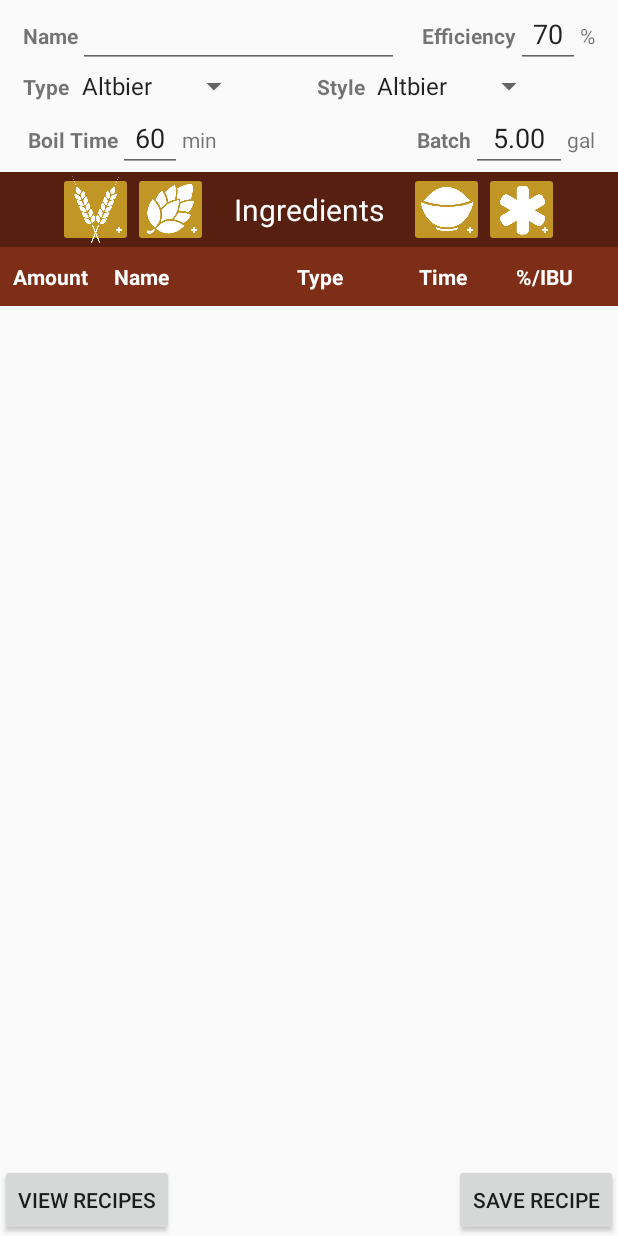
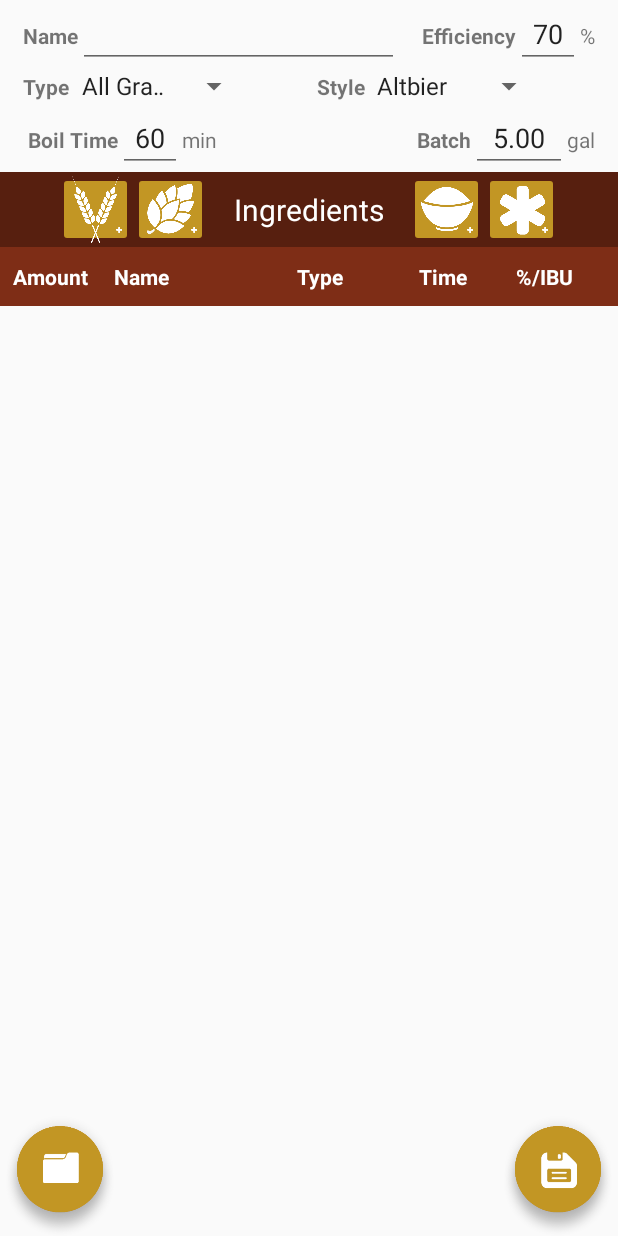
Before and after one commit to tgreen7/cmps121, an Android app: the Tab1Activity screen opened directly, with no data from a screen before it, on a phone screen of 412 x 824 dp. Run offline under Robolectric (Android 15) with nearby library versions, the light colour scheme and no system bars; libraries missing offline, so code that uses them is left out: com.github.johnpersano.supertoasts; 1 statement that could not run was skipped.

Commit message:
Merge branch 'master' of https://github.com/tgreen7/cmps121
# Conflicts:
#	app/src/main/java/com/example/cs121/final_project/Tab1Activity.java
#	app/src/main/res/layout/activity_main.xml
#	app/src/main/res/layout/activity_tab1.xml

```diff
--- a/app/src/main/java/com/example/cs121/final_project/Constant.java
+++ b/app/src/main/java/com/example/cs121/final_project/Constant.java
@@ -9,4 +9,5 @@
     public static final String THIRD_COLUMN = "Third";
     public static final String FOURTH_COLUMN = "Fourth";
     public static final String FIFTH_COLUMN = "Fifth";
+    public static final String Attenuation = "Attenu";
 }
--- a/app/src/main/java/com/example/cs121/final_project/Tab1Activity.java
+++ b/app/src/main/java/com/example/cs121/final_project/Tab1Activity.java
@@ -21,6 +21,7 @@
 import android.widget.ArrayAdapter;
 import android.widget.Button;
 import android.widget.EditText;
+import android.widget.ImageButton;
 import android.widget.RelativeLayout;
 import android.widget.Spinner;
 
@@ -81,31 +82,19 @@
     Boolean undo;
     EditText name, batch_size, efficiency, boil_time;
     Spinner type, style;
-    public static Button sendButton;
+    public static ImageButton sendButton;
 
     public void onCreate(Bundle savedInstanceState) {
         super.onCreate(savedInstanceState);
         setContentView(R.layout.activity_tab1);
 
-        sendButton = (Button) findViewById(R.id.sendButton);
+        sendButton = (ImageButton) findViewById(R.id.sendButton);
         efficiency = (EditText) findViewById(R.id.efficiency);
         boil_time = (EditText) findViewById(R.id.boil_time);
         batch_size = (EditText) findViewById(R.id.batch);
         name = (EditText) findViewById(R.id.recipeName);
         type = (Spinner) findViewById(R.id.spinner_types);
         style = (Spinner) findViewById(R.id.spinner_styles);
-
-        spinner = (Spinner) findViewById(R.id.spinner_types);
-        ArrayAdapter<CharSequence> spin_adapter = ArrayAdapter.createFromResource(this,
-                R.array.beer_types_array, android.R.layout.simple_spinner_item);
-        spin_adapter.setDropDownViewResource(android.R.layout.simple_spinner_dropdown_item);
-        spinner.setAdapter(spin_adapter);
-
-        spinner = (Spinner) findViewById(R.id.spinner_styles);
-        spin_adapter = ArrayAdapter.createFromResource(this,
-                R.array.beer_styles_array, android.R.layout.simple_spinner_item);
-        spin_adapter.setDropDownViewResource(android.R.layout.simple_spinner_dropdown_item);
-        spinner.setAdapter(spin_adapter);
 
         main_activity = this;
         undo = false;
@@ -120,31 +109,19 @@
                 repopulateList(values);
                 itemList = values;
             }
-        }
-        else {
+        } else {
             itemList = new ArrayList<Item>();
-        }
 
-        sendButton = (Button) findViewById(R.id.sendButton);
-
-        Spinner spinner = (Spinner) findViewById(R.id.spinner_types);
-// Create an ArrayAdapter using the string array and a default spinner layout
             ArrayAdapter<CharSequence> spin_adapter = ArrayAdapter.createFromResource(this,
                     R.array.beer_types_array, android.R.layout.simple_spinner_item);
-// Specify the layout to use when the list of choices appears
             spin_adapter.setDropDownViewResource(android.R.layout.simple_spinner_dropdown_item);
-// Apply the adapter to the spinner
-        spinner.setAdapter(spin_adapter);
+            type.setAdapter(spin_adapter);
 
 
-        spinner = (Spinner) findViewById(R.id.spinner_styles);
-// Create an ArrayAdapter using the string array and a default spinner layout
             spin_adapter = ArrayAdapter.createFromResource(this,
                     R.array.beer_styles_array, android.R.layout.simple_spinner_item);
-// Specify the layout to use when the list of choices appears
             spin_adapter.setDropDownViewResource(android.R.layout.simple_spinner_dropdown_item);
-// Apply the adapter to the spinner
-        spinner.setAdapter(spin_adapter);
+            style.setAdapter(spin_adapter);
 
             efficiency.setText("70");
             boil_time.setText("60");
@@ -153,6 +130,7 @@
             updateGravity();
 
             setListeners();
+        }
     }
 
     private void repopulateList(ArrayList<Item> values) {
--- a/app/src/main/res/layout/activity_tab1.xml
+++ b/app/src/main/res/layout/activity_tab1.xml
@@ -353,24 +353,30 @@
         android:layout_below="@+id/headers"
         android:dividerHeight="0dp"/>
 
-    <Button
-        style="?android:attr/buttonStyleSmall"
-        android:layout_width="wrap_content"
-        android:layout_height="wrap_content"
+    <ImageButton
+        android:layout_width="80dp"
+        android:layout_height="80dp"
         android:layout_alignParentBottom="true"
         android:layout_alignParentEnd="true"
         android:text="Save Recipe"
         android:id="@+id/sendButton"
-        android:onClick="saveText"/>
+        android:onClick="saveText"
+        android:src="@drawable/save"
+        android:background="@null"
+        android:scaleType="fitCenter" />
 
-    <Button
-        style="?android:attr/buttonStyleSmall"
-        android:layout_width="wrap_content"
-        android:layout_height="wrap_content"
+    <ImageButton
+        android:layout_width="80dp"
+        android:layout_height="80dp"
         android:layout_alignParentBottom="true"
         android:layout_alignParentStart="true"
         android:text="View Recipes"
-        android:onClick="launchRecipes"/>
+        android:src="@drawable/open"
+        android:background="@null"
+        android:onClick="launchRecipes"
+        android:scaleType="fitCenter"/>
+
+
 
 
 </RelativeLayout>
```
Lines whose indentation alone changed are shown as unchanged.
